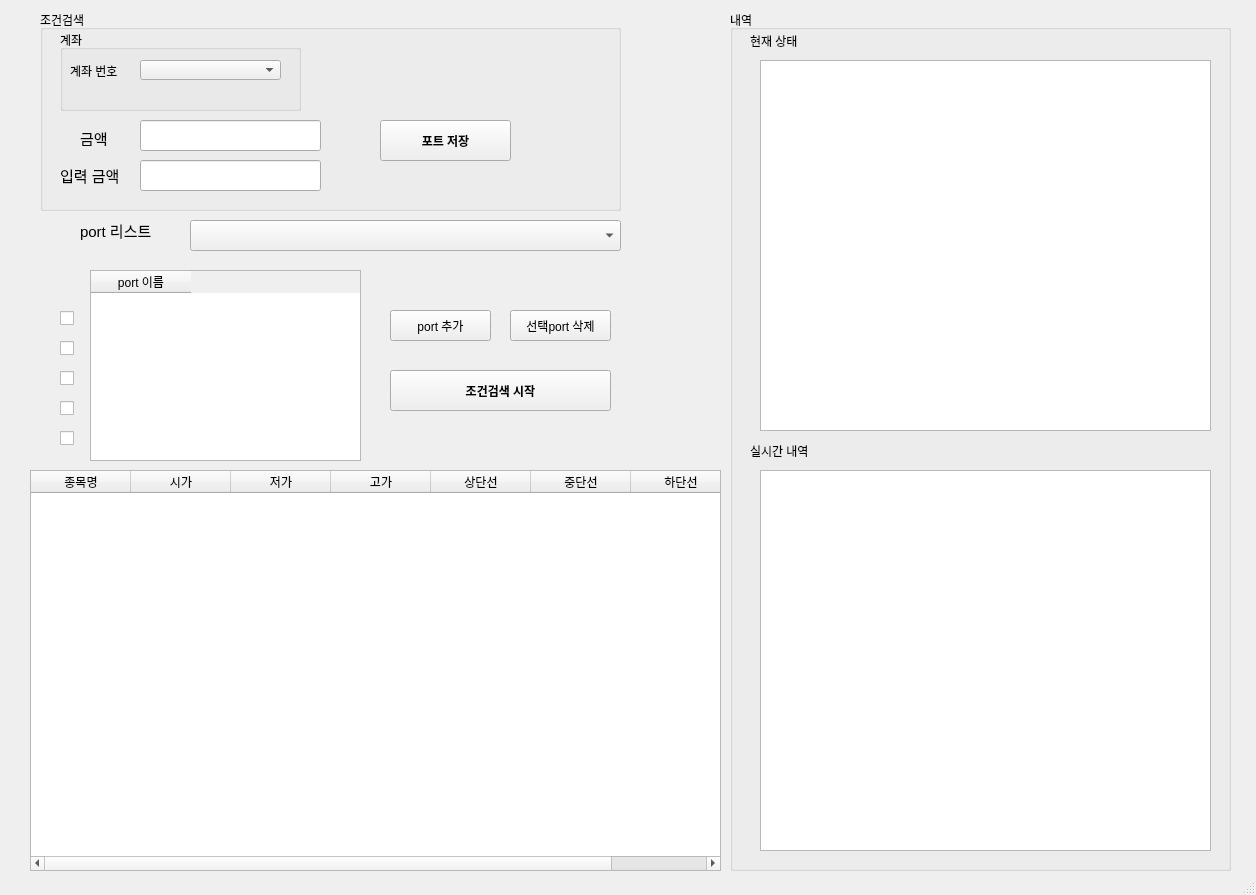
This is exam_2.ui in sungju1572/auto_trade_4 as Qt 5 draws it before an edit. The edited form follows.
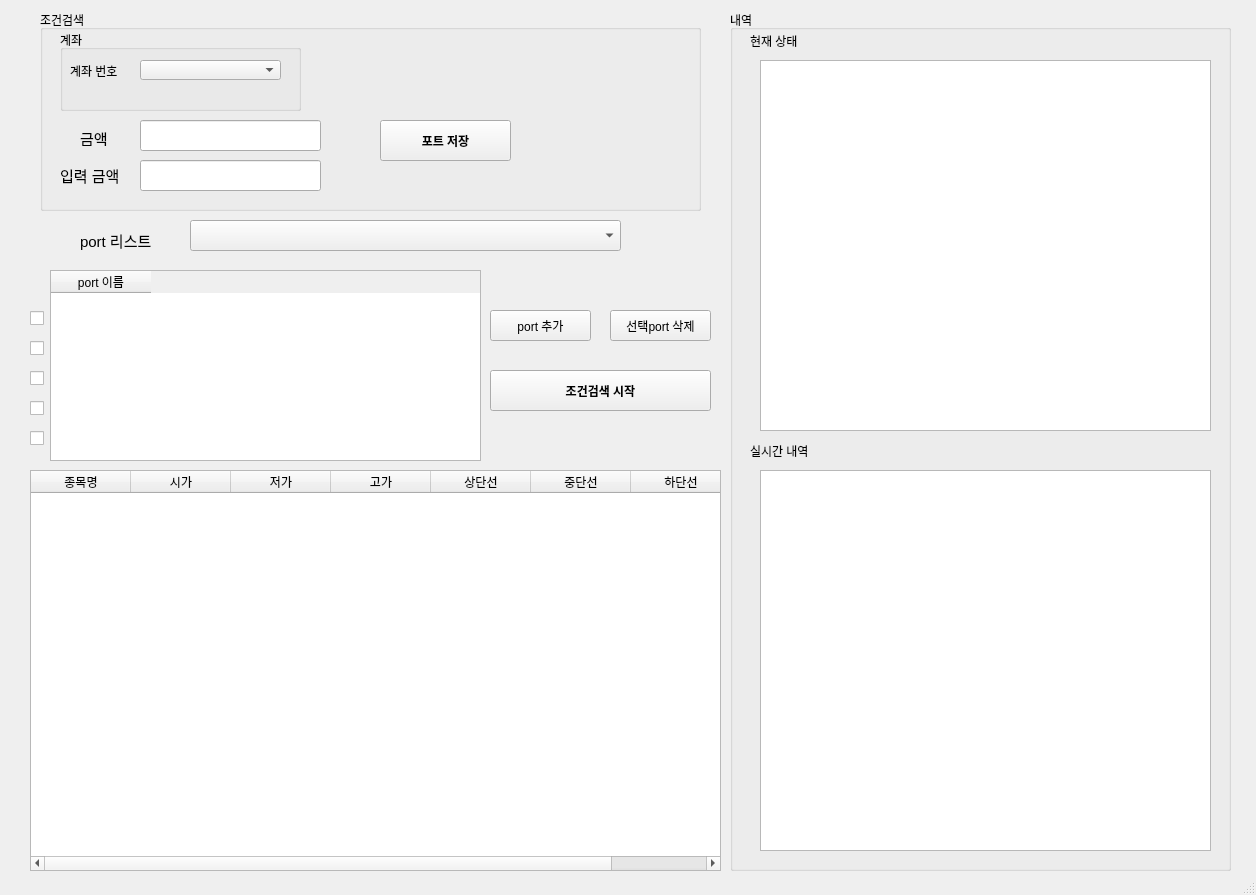
This is the edited form. Icons and pictures are not drawn.

Commit message: ui 포트리스트 입력 창 범위 수정

```diff
--- a/exam_2.ui
+++ b/exam_2.ui
@@ -23,7 +23,7 @@
      <rect>
       <x>40</x>
       <y>10</y>
-      <width>581</width>
+      <width>661</width>
       <height>201</height>
      </rect>
     </property>
@@ -214,9 +214,9 @@
    <widget class="QTableWidget" name="tableWidget_3">
     <property name="geometry">
      <rect>
-      <x>90</x>
+      <x>50</x>
       <y>270</y>
-      <width>271</width>
+      <width>431</width>
       <height>191</height>
      </rect>
     </property>
@@ -234,7 +234,7 @@
    <widget class="QCheckBox" name="checkBox_2">
     <property name="geometry">
      <rect>
-      <x>60</x>
+      <x>30</x>
       <y>310</y>
       <width>21</width>
       <height>16</height>
@@ -247,7 +247,7 @@
    <widget class="QCheckBox" name="checkBox_3">
     <property name="geometry">
      <rect>
-      <x>60</x>
+      <x>30</x>
       <y>340</y>
       <width>21</width>
       <height>16</height>
@@ -260,7 +260,7 @@
    <widget class="QCheckBox" name="checkBox_4">
     <property name="geometry">
      <rect>
-      <x>60</x>
+      <x>30</x>
       <y>370</y>
       <width>21</width>
       <height>16</height>
@@ -273,7 +273,7 @@
    <widget class="QPushButton" name="pushButton_2">
     <property name="geometry">
      <rect>
-      <x>390</x>
+      <x>490</x>
       <y>310</y>
       <width>101</width>
       <height>31</height>
@@ -301,7 +301,7 @@
    <widget class="QPushButton" name="pushButton_3">
     <property name="geometry">
      <rect>
-      <x>510</x>
+      <x>610</x>
       <y>310</y>
       <width>101</width>
       <height>31</height>
@@ -314,7 +314,7 @@
    <widget class="QPushButton" name="pushButton_6">
     <property name="geometry">
      <rect>
-      <x>390</x>
+      <x>490</x>
       <y>370</y>
       <width>221</width>
       <height>41</height>
@@ -334,7 +334,7 @@
     <property name="geometry">
      <rect>
       <x>80</x>
-      <y>220</y>
+      <y>230</y>
       <width>91</width>
       <height>21</height>
      </rect>
@@ -351,7 +351,7 @@
    <widget class="QCheckBox" name="checkBox_5">
     <property name="geometry">
      <rect>
-      <x>60</x>
+      <x>30</x>
       <y>400</y>
       <width>21</width>
       <height>16</height>
@@ -364,7 +364,7 @@
    <widget class="QCheckBox" name="checkBox_6">
     <property name="geometry">
      <rect>
-      <x>60</x>
+      <x>30</x>
       <y>430</y>
       <width>21</width>
       <height>16</height>
```
